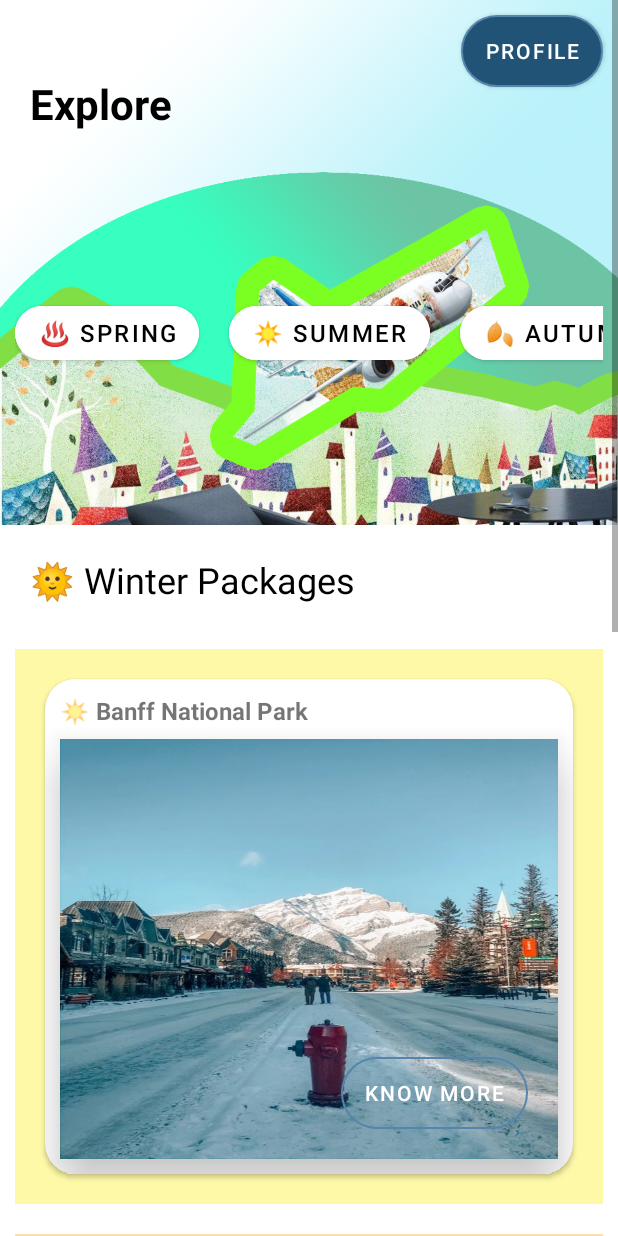
After one commit to divterste/TourGuidesV2.0, an Android app: the WinterActivity screen opened directly, with no data from a screen before it, on a phone screen of 412 x 824 dp. The commit adds this screen. Run offline under Robolectric (Android 15) with nearby library versions, the phone set to English and light mode, and no system bars.

Commit message:
//new commit made by Jankiba

```diff
--- a/app/src/main/AndroidManifest.xml
+++ b/app/src/main/AndroidManifest.xml
@@ -13,6 +13,9 @@
         android:supportsRtl="true"
         android:theme="@style/Theme.TourGuidesV20"
         tools:targetApi="31">
+        <activity
+            android:name=".WinterActivity"
+            android:exported="false" />
         <activity
             android:name=".AboutUsActivity"
             android:exported="false" />
--- a/app/src/main/java/sam/lambton/tourguidesv20/IndexActivity.kt
+++ b/app/src/main/java/sam/lambton/tourguidesv20/IndexActivity.kt
@@ -15,10 +15,18 @@ class IndexActivity : AppCompatActivity() {
 
 
         val summerKnowMore : Button = findViewById(R.id.summerKnowMore)
+        val winterKnowMore : Button = findViewById(R.id.winterKnowMore)
 
         summerKnowMore.setOnClickListener {
             //Toast.makeText(this, "Summer clicked", Toast.LENGTH_LONG).show()
             val intent = Intent(applicationContext, SummerActivity::class.java)
+            startActivity(intent)
+        }
+
+         // setting intent for winter
+        winterKnowMore.setOnClickListener {
+            //Toast.makeText(this, "Summer clicked", Toast.LENGTH_LONG).show()
+            val intent = Intent(applicationContext, WinterActivity::class.java)
             startActivity(intent)
         }
 
--- /dev/null
+++ b/app/src/main/java/sam/lambton/tourguidesv20/WinterActivity.kt
@@ -0,0 +1,11 @@
+package sam.lambton.tourguidesv20
+
+import androidx.appcompat.app.AppCompatActivity
+import android.os.Bundle
+
+class WinterActivity : AppCompatActivity() {
+    override fun onCreate(savedInstanceState: Bundle?) {
+        super.onCreate(savedInstanceState)
+        setContentView(R.layout.activity_winter)
+    }
+}
--- a/app/src/main/res/layout/activity_index.xml
+++ b/app/src/main/res/layout/activity_index.xml
@@ -185,7 +185,7 @@
                                         android:id="@+id/summerKnowMore"
                                         android:layout_width="wrap_content"
                                         android:layout_height="wrap_content"
-                                        android:text="Know more"
+                                        android:text="All packages"
                                         android:background="@drawable/button_style_know_more"
                                         app:backgroundTint="@null"
                                         android:layout_margin="20dp"
@@ -233,9 +233,10 @@
                                     android:scaleType="fitXY">
 
                                     <Button
+                                        android:id="@+id/winterKnowMore"
                                         android:layout_width="wrap_content"
                                         android:layout_height="wrap_content"
-                                        android:text="Know more"
+                                        android:text="All packages"
                                         android:background="@drawable/button_style_know_more"
                                         app:backgroundTint="@null"
                                         android:layout_margin="20dp"
@@ -285,7 +286,7 @@
                                     <Button
                                         android:layout_width="wrap_content"
                                         android:layout_height="wrap_content"
-                                        android:text="Know more"
+                                        android:text="All packages"
                                         android:background="@drawable/button_style_know_more"
                                         app:backgroundTint="@null"
                                         android:layout_margin="20dp"
--- /dev/null
+++ b/app/src/main/res/layout/activity_winter.xml
@@ -0,0 +1,301 @@
+<?xml version="1.0" encoding="utf-8"?>
+<androidx.constraintlayout.widget.ConstraintLayout xmlns:android="http://schemas.android.com/apk/res/android"
+    xmlns:app="http://schemas.android.com/apk/res-auto"
+    xmlns:tools="http://schemas.android.com/tools"
+    android:layout_width="match_parent"
+    android:layout_height="match_parent"
+    tools:context=".WinterActivity">
+
+
+    <ScrollView
+        android:layout_width="match_parent"
+        android:layout_height="match_parent"
+        app:layout_constraintTop_toBottomOf="parent"
+        app:layout_constraintLeft_toLeftOf="parent">
+
+        <LinearLayout
+            android:layout_width="match_parent"
+            android:layout_height="0dp"
+            android:orientation="vertical">
+
+            <FrameLayout
+                android:id="@+id/flTop"
+                android:layout_width="match_parent"
+                android:layout_height="350dp"
+                app:layout_constraintTop_toTopOf="parent"
+                app:layout_constraintLeft_toLeftOf="parent"
+                android:background="@drawable/background">
+
+                <androidx.constraintlayout.widget.ConstraintLayout
+                    android:id="@+id/clBanner"
+                    android:layout_width="match_parent"
+                    android:layout_height="match_parent">
+
+                    <TextView
+                        android:id="@+id/tvExplore"
+                        android:layout_width="wrap_content"
+                        android:layout_height="wrap_content"
+                        android:text="Explore"
+                        app:layout_constraintLeft_toLeftOf="parent"
+                        app:layout_constraintTop_toTopOf="parent"
+                        android:paddingTop="50dp"
+                        android:paddingLeft="20dp"
+                        android:textStyle="bold"
+                        android:textSize="28sp"
+                        android:textColor="@color/black"/>
+
+                    <Button
+                        android:layout_width="wrap_content"
+                        android:layout_height="wrap_content"
+                        android:text="Profile"
+                        android:background="@drawable/button_style"
+                        app:backgroundTint="@null"
+                        app:layout_constraintRight_toRightOf="parent"
+                        app:layout_constraintTop_toTopOf="parent"
+                        android:layout_margin="10dp"/>
+
+                    <HorizontalScrollView
+                        app:layout_constraintTop_toBottomOf="@id/tvExplore"
+                        android:layout_width="match_parent"
+                        android:layout_height="wrap_content"
+                        android:padding="10dp"
+                        android:layout_marginTop="100dp"
+                        android:scrollbars="none">
+
+                        <LinearLayout
+                            android:layout_width="wrap_content"
+                            android:layout_height="wrap_content"
+                            android:orientation="horizontal">
+
+                            <com.google.android.material.button.MaterialButton
+                                android:layout_width="wrap_content"
+                                android:layout_height="wrap_content"
+                                android:layout_marginRight="20dp"
+                                android:text="♨️ Spring"
+                                android:textSize="16sp"
+                                android:textColor="@color/black"
+                                android:backgroundTint="@color/white"
+                                app:cornerRadius="24dp" />
+
+                            <com.google.android.material.button.MaterialButton
+                                android:layout_width="wrap_content"
+                                android:layout_height="wrap_content"
+                                android:layout_marginRight="20dp"
+                                android:text="☀️ Summer"
+                                android:textSize="16sp"
+                                android:textColor="@color/black"
+                                android:backgroundTint="@color/white"
+                                app:cornerRadius="24dp" />
+
+                            <com.google.android.material.button.MaterialButton
+                                android:layout_width="wrap_content"
+                                android:layout_height="wrap_content"
+                                android:layout_marginRight="20dp"
+                                android:text="🍂 Autumn"
+                                android:textSize="16sp"
+                                android:textColor="@color/black"
+                                android:backgroundTint="@color/white"
+                                app:cornerRadius="24dp" />
+
+                            <com.google.android.material.button.MaterialButton
+                                android:layout_width="wrap_content"
+                                android:layout_height="wrap_content"
+                                android:layout_marginRight="20dp"
+                                android:text="❄️ Winter"
+                                android:textSize="16sp"
+                                android:textColor="@color/black"
+                                android:backgroundTint="@color/white"
+                                app:cornerRadius="24dp" />
+
+                        </LinearLayout>
+
+                    </HorizontalScrollView>
+
+                </androidx.constraintlayout.widget.ConstraintLayout>
+
+            </FrameLayout>
+
+            <TextView
+                android:layout_width="match_parent"
+                android:layout_height="wrap_content"
+                android:text="🌞 Winter Packages"
+                android:textSize="24sp"
+                android:layout_marginLeft="20dp"
+                android:layout_marginTop="20dp"
+                android:textColor="@color/black"/>
+
+
+            <ScrollView
+                app:layout_constraintTop_toBottomOf="@id/tvExplore"
+                android:layout_width="match_parent"
+                android:layout_height="wrap_content"
+                android:layout_marginTop="20dp"
+                android:layout_marginBottom="20dp"
+                android:scrollbars="none">
+
+                <LinearLayout
+                    android:id="@+id/packagesHorizontal"
+                    android:layout_width="match_parent"
+                    android:layout_height="wrap_content"
+                    android:orientation="vertical"
+                    android:gravity="center">
+
+                    <LinearLayout
+                        android:layout_width="wrap_content"
+                        android:layout_height="wrap_content"
+                        android:orientation="vertical"
+                        android:background="#FEF9A7"
+                        android:layout_margin="10dp">
+
+                        <androidx.cardview.widget.CardView
+                            android:layout_width="wrap_content"
+                            android:layout_height="wrap_content"
+                            android:layout_margin="20dp"
+                            app:cardCornerRadius="20dp"
+                            android:elevation="20dp"
+                            android:id="@+id/summerCard">
+
+                            <TextView
+                                android:layout_width="match_parent"
+                                android:layout_height="wrap_content"
+                                android:text="☀️ Banff National Park"
+                                android:textStyle="bold"
+                                android:textAlignment="viewStart"
+                                android:layout_margin="10dp"
+                                android:textSize="16sp"/>
+
+                            <FrameLayout
+                                android:layout_width="wrap_content"
+                                android:layout_height="280dp"
+                                android:layout_marginTop="40dp"
+                                android:layout_marginLeft="10dp"
+                                android:layout_marginRight="10dp"
+                                android:layout_marginBottom="10dp"
+                                android:elevation="20dp"
+                                android:background="@drawable/banff"
+                                android:scaleType="fitXY">
+
+                                <Button
+                                    android:layout_width="wrap_content"
+                                    android:layout_height="wrap_content"
+                                    android:text="Know more"
+                                    android:background="@drawable/button_style_know_more"
+                                    app:backgroundTint="@null"
+                                    android:layout_margin="20dp"
+                                    android:layout_gravity="bottom|right"/>
+
+                            </FrameLayout>
+
+                        </androidx.cardview.widget.CardView>
+
+                    </LinearLayout>
+
+                    <LinearLayout
+                        android:layout_width="wrap_content"
+                        android:layout_height="wrap_content"
+                        android:orientation="vertical"
+                        android:background="#FFDCAE"
+                        android:layout_margin="10dp">
+
+                        <androidx.cardview.widget.CardView
+                            android:layout_width="wrap_content"
+                            android:layout_height="wrap_content"
+                            android:layout_margin="20dp"
+                            app:cardCornerRadius="20dp"
+                            android:elevation="20dp"
+                            android:id="@+id/winterCard">
+
+                            <TextView
+                                android:layout_width="match_parent"
+                                android:layout_height="wrap_content"
+                                android:text="☀️ Lake louise"
+                                android:textStyle="bold"
+                                android:textAlignment="viewStart"
+                                android:layout_margin="10dp"
+                                android:textSize="16sp"/>
+
+                            <FrameLayout
+                                android:layout_width="wrap_content"
+                                android:layout_height="280dp"
+                                android:layout_marginTop="40dp"
+                                android:layout_marginLeft="10dp"
+                                android:layout_marginRight="10dp"
+                                android:layout_marginBottom="10dp"
+                                android:elevation="20dp"
+                                android:background="@drawable/lakelouise"
+                                android:scaleType="fitXY">
+
+                                <Button
+                                    android:layout_width="wrap_content"
+                                    android:layout_height="wrap_content"
+                                    android:text="Know more"
+                                    android:background="@drawable/button_style_know_more"
+                                    app:backgroundTint="@null"
+                                    android:layout_margin="20dp"
+                                    android:layout_gravity="bottom|right"/>
+
+                            </FrameLayout>
+
+                        </androidx.cardview.widget.CardView>
+
+                    </LinearLayout>
+
+                    <LinearLayout
+                        android:layout_width="wrap_content"
+                        android:layout_height="wrap_content"
+                        android:orientation="vertical"
+                        android:background="#F5F0BB"
+                        android:layout_margin="10dp">
+
+                        <androidx.cardview.widget.CardView
+                            android:layout_width="wrap_content"
+                            android:layout_height="wrap_content"
+                            android:layout_margin="20dp"
+                            app:cardCornerRadius="20dp"
+                            android:elevation="20dp"
+                            android:id="@+id/customCard">
+
+                            <TextView
+                                android:layout_width="match_parent"
+                                android:layout_height="wrap_content"
+                                android:text="☀️ Edmonton"
+                                android:textStyle="bold"
+                                android:textAlignment="viewStart"
+                                android:layout_margin="10dp"
+                                android:textSize="16sp"/>
+
+                            <FrameLayout
+                                android:layout_width="wrap_content"
+                                android:layout_height="280dp"
+                                android:layout_marginTop="40dp"
+                                android:layout_marginLeft="10dp"
+                                android:layout_marginRight="10dp"
+                                android:layout_marginBottom="10dp"
+                                android:elevation="20dp"
+                                android:background="@drawable/edmonton"
+                                android:scaleType="fitXY">
+
+                                <Button
+                                    android:layout_width="wrap_content"
+                                    android:layout_height="wrap_content"
+                                    android:text="Know more"
+                                    android:background="@drawable/button_style_know_more"
+                                    app:backgroundTint="@null"
+                                    android:layout_margin="20dp"
+                                    android:layout_gravity="bottom|right"/>
+
+                            </FrameLayout>
+
+                        </androidx.cardview.widget.CardView>
+
+                    </LinearLayout>
+
+                </LinearLayout>
+
+            </ScrollView>
+
+        </LinearLayout>
+
+    </ScrollView>
+
+</androidx.constraintlayout.widget.ConstraintLayout>
```
Also changed, not shown: app/src/main/res/drawable-v24/banff.png (added), app/src/main/res/drawable-v24/edmonton.png (added), app/src/main/res/drawable-v24/lakelouise.png (added).
